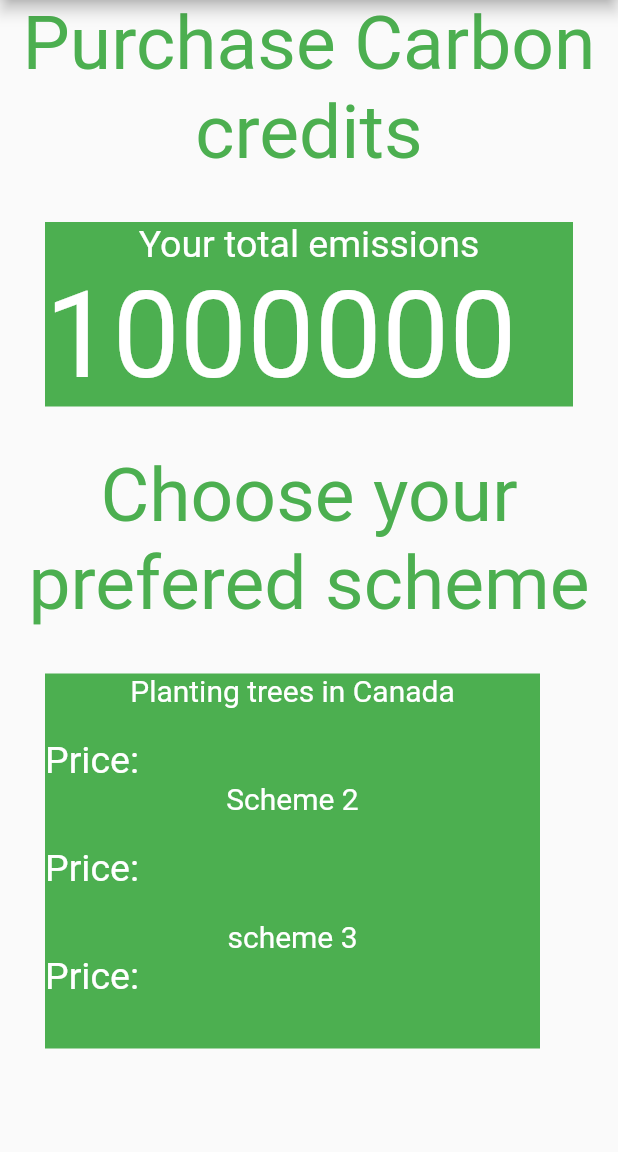
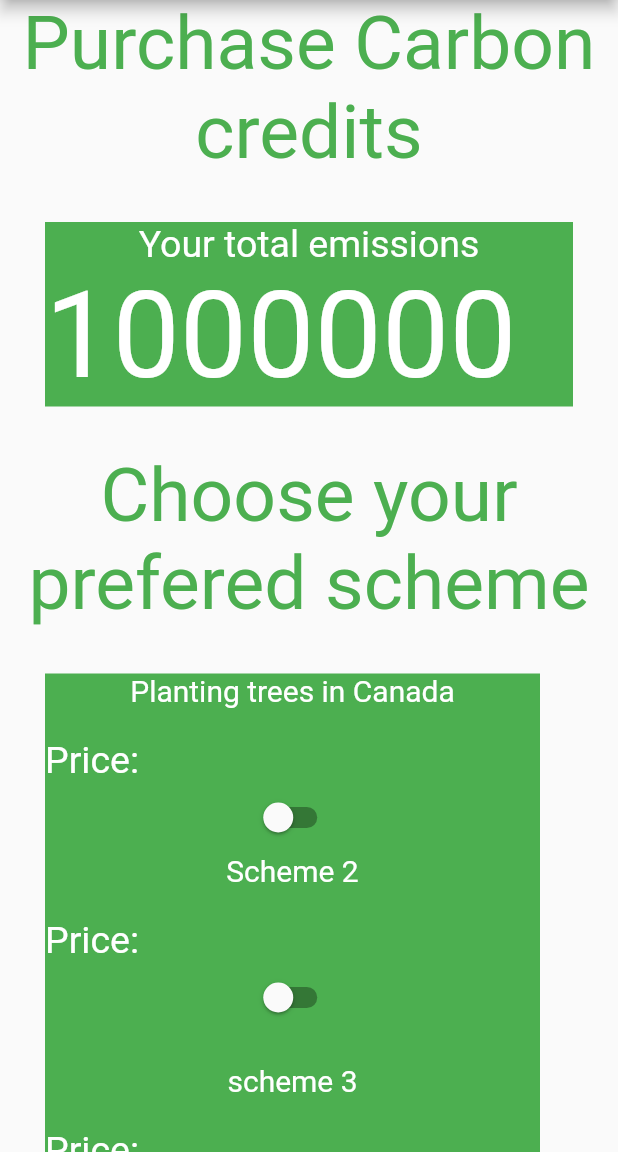
Before and after one commit to Arjdroid/greenifytransit, a Flutter app: the PurchaseCredists screen opened directly, on a phone screen of 412 x 824 dp, the part 84-1236 px from its top. Run offline on Flutter 3.47's test engine with Material 2 defaults, Android fonts, the phone set to English and light mode, and no system bars; our stand-ins replace syncfusion_flutter_charts; Roboto replaces fonts that are missing (arial).

Commit message:
sized box and switches

```diff
--- a/lib/purchasecredits_page.dart
+++ b/lib/purchasecredits_page.dart
@@ -8,6 +8,7 @@ class PurchaseCredists extends StatefulWidget {
 }
 
 class _PurchaseCredistsState extends State<PurchaseCredists> {
+  bool isSwitch = false;
   @override
   Widget build(BuildContext context) {
     return Scaffold(
@@ -71,7 +72,7 @@ class _PurchaseCredistsState extends State<PurchaseCredists> {
                   Container(
                     margin: const EdgeInsets.all(30),
                     width: 330,
-                    height: 250,
+                    height: 500,
                     color: Colors.green,
                     child: Column(
                       children: [
@@ -96,6 +97,14 @@ class _PurchaseCredistsState extends State<PurchaseCredists> {
                                     fontFamily: 'arial')),
                           ],
                         ),
+                        Switch(
+                            value: isSwitch,
+                            activeColor: Colors.blue,
+                            onChanged: (bool newBool) {
+                              setState(() {
+                                isSwitch = newBool;
+                              });
+                            }),
                         const Text(
                           'Scheme 2',
                           style: TextStyle(
@@ -116,6 +125,14 @@ class _PurchaseCredistsState extends State<PurchaseCredists> {
                                     fontFamily: 'arial')),
                           ],
                         ),
+                        Switch(
+                            value: isSwitch,
+                            activeColor: Colors.blue,
+                            onChanged: (bool newBool) {
+                              setState(() {
+                                isSwitch = newBool;
+                              });
+                            }),
                         const SizedBox(
                           height: 20,
                         ),
@@ -127,6 +144,9 @@ class _PurchaseCredistsState extends State<PurchaseCredists> {
                             fontSize: 20,
                           ),
                         ),
+                        const SizedBox(
+                          height: 20,
+                        ),
                         Row(
                           children: const [
                             Text('Price:',
@@ -136,7 +156,15 @@ class _PurchaseCredistsState extends State<PurchaseCredists> {
                                     fontSize: 25,
                                     fontFamily: 'arial')),
                           ],
-                        )
+                        ),
+                        Switch(
+                            value: isSwitch,
+                            activeColor: Colors.blue,
+                            onChanged: (bool newBool) {
+                              setState(() {
+                                isSwitch = newBool;
+                              });
+                            }),
                       ],
                     ),
                   ),
```
